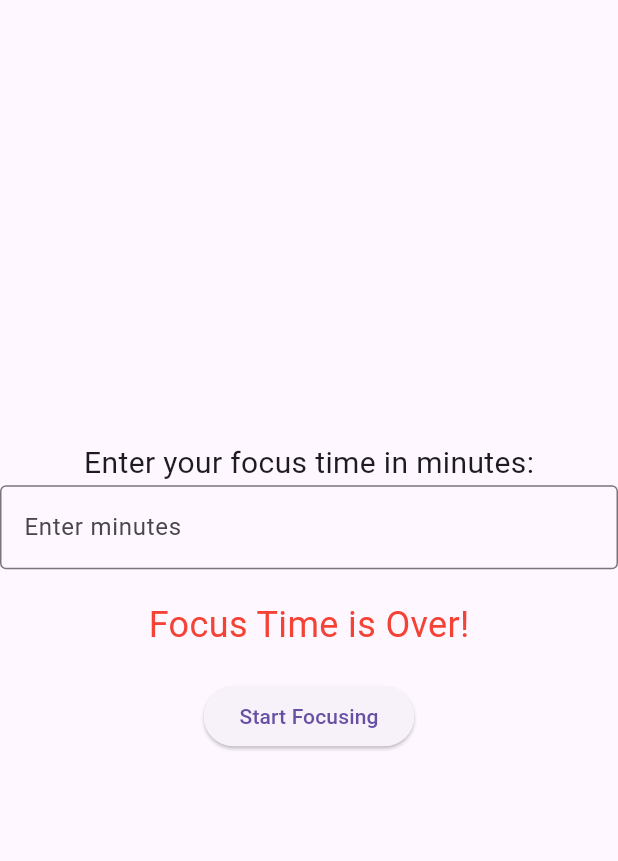
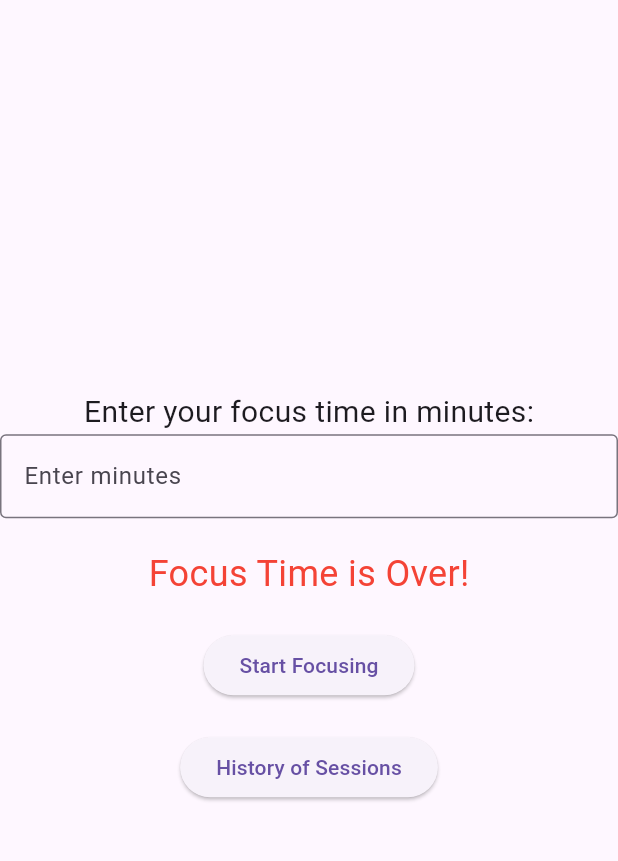
Before and after one commit to solncemy/Forest-Flutter-App, a Flutter app: the screen it shows after launch, on a phone screen of 412 x 824 dp, the part 63-924 px from its top. Run offline on Flutter 3.47's test engine with Material 3 defaults, Android fonts, the light colour scheme and no system bars.

Commit message:
Update main.dart

```diff
--- a/forest_app/lib/main.dart
+++ b/forest_app/lib/main.dart
@@ -1,6 +1,9 @@
 import 'package:flutter/material.dart';
 import 'package:provider/provider.dart';
 import 'forest_timer.dart';
+import 'tree_growth_screen.dart';
+import 'session_history_screen.dart';
+
 
 void main() {
   runApp(const MyApp());
@@ -60,6 +63,15 @@ class _HomePageState extends State<HomePage> {
             TimerDisplay(),
             const SizedBox(height: 20),
             FocusButton(controller: _controller),
+            const SizedBox(height: 20),
+            ElevatedButton(
+              onPressed: () {
+                Navigator.of(context).push(
+                  MaterialPageRoute(builder: (context) => const SessionHistoryScreen()),
+                );
+              },
+              child: const Text('History of Sessions'),
+            ),
           ],
         ),
       ),
```
